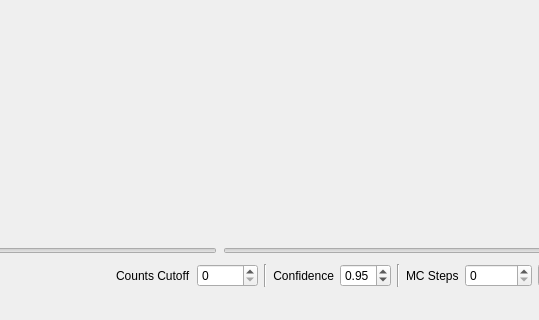
Before: the Qt Designer form mainwindow.ui in emptyewer/MALTA, drawn with Qt 5; both pictures show x 202 to 741 and y 380 to 700 of the 1200 by 700 pixel window.
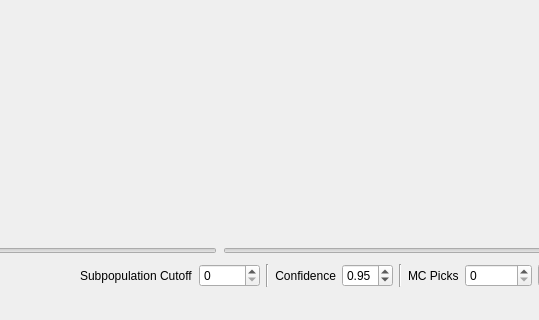
After: the same form once the commit is applied. Custom widgets are drawn as their Qt base class.

Patch:
```diff
--- a/mainwindow.ui
+++ b/mainwindow.ui
@@ -111,7 +111,7 @@
         <item>
          <widget class="QLabel" name="label_2">
           <property name="text">
-           <string>Counts Cutoff</string>
+           <string>Subpopulation Cutoff</string>
           </property>
          </widget>
         </item>
@@ -177,7 +177,7 @@
         <item>
          <widget class="QLabel" name="label_3">
           <property name="text">
-           <string>MC Steps</string>
+           <string>MC Picks</string>
           </property>
          </widget>
         </item>
```
